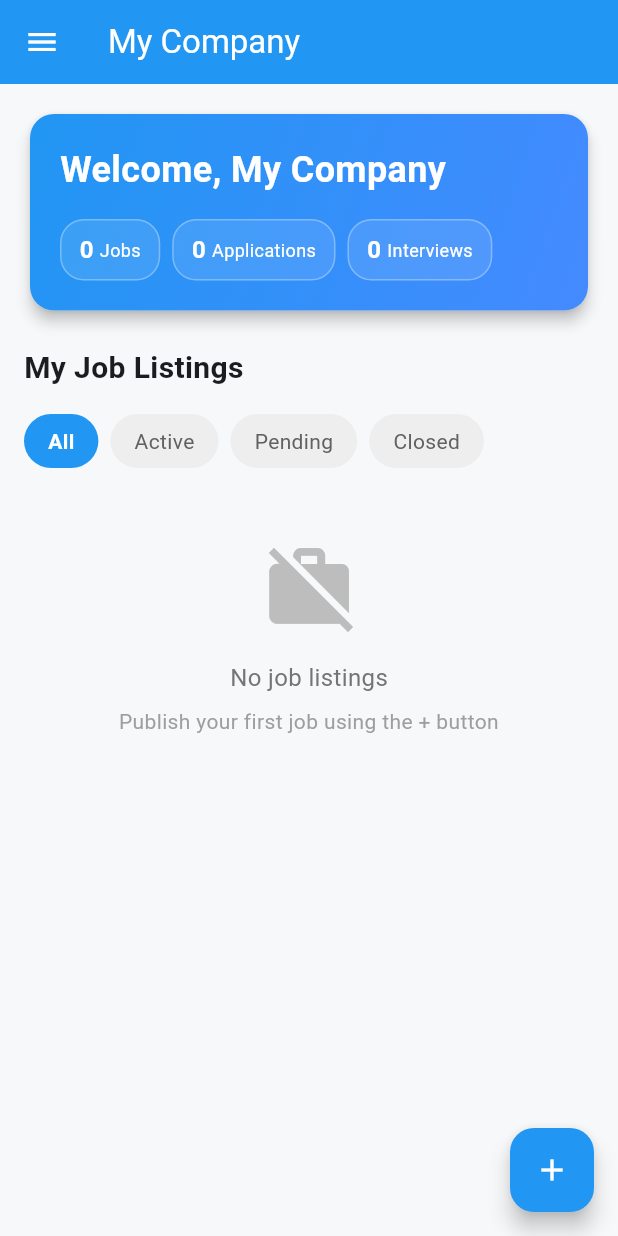
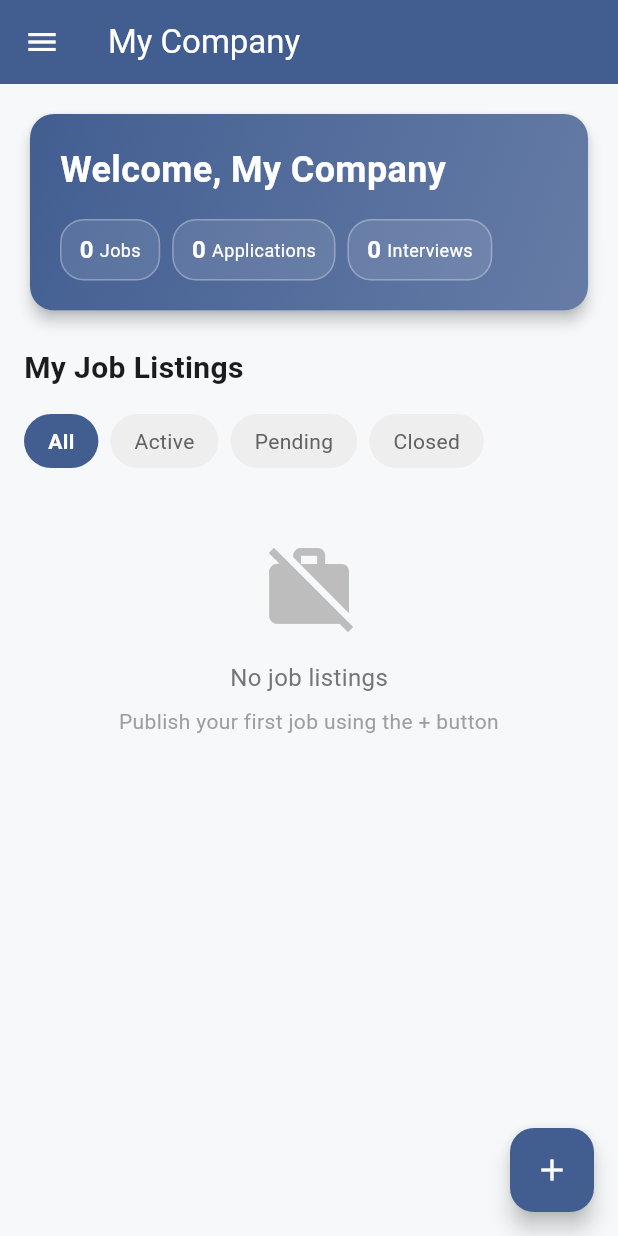
Before and after one commit to francisco3788/bolsa-_trabajo-flutter_proyect_final, a Flutter app: the DashboardCompanyPage screen opened by its route, on a phone screen of 412 x 824 dp. Run offline on Flutter 3.47's test engine with Material 3 defaults, Android fonts, the light colour scheme and no system bars; our stand-ins replace dartz, equatable, file_picker, flutter_dotenv, get, image_picker and 1 more; accounts and stored records are empty.

Commit message:
cambio de color dasboar

```diff
--- a/lib/features/jobs/presentation/pages/dashboard_empresa_page.dart
+++ b/lib/features/jobs/presentation/pages/dashboard_empresa_page.dart
@@ -18,14 +18,14 @@ class DashboardCompanyPage extends StatelessWidget {
   return Scaffold(
     appBar: AppBar(
       title: const Text(JobsTexts.companyAppBarTitle),
-      backgroundColor: Colors.blue,
+      backgroundColor: Theme.of(context).colorScheme.primary,
       foregroundColor: Colors.white,
       elevation: 0,
     ),
       drawer: _buildDrawer(context),
       floatingActionButton: FloatingActionButton(
         onPressed: () => controller.goToCreateJob(),
-        backgroundColor: Colors.blue,
+        backgroundColor: Theme.of(context).colorScheme.primary,
         child: const Icon(Icons.add, color: Colors.white),
       ),
       body: RefreshIndicator(
@@ -53,9 +53,9 @@ class DashboardCompanyPage extends StatelessWidget {
       child: ListView(
         padding: EdgeInsets.zero,
         children: [
-          const DrawerHeader(
+          DrawerHeader(
             decoration: BoxDecoration(
-              color: Colors.blue,
+              color: Theme.of(context).colorScheme.primary,
             ),
             child: Column(
               crossAxisAlignment: CrossAxisAlignment.start,
@@ -67,7 +67,7 @@ class DashboardCompanyPage extends StatelessWidget {
                   size: 40,
                 ),
                 SizedBox(height: 8),
-                Text(
+                const Text(
                   JobsTexts.companyPanel,
                   style: TextStyle(
                     color: Colors.white,
@@ -142,8 +142,11 @@ class DashboardCompanyPage extends StatelessWidget {
           padding: const EdgeInsets.all(20),
           decoration: BoxDecoration(
             borderRadius: BorderRadius.circular(16),
-            gradient: const LinearGradient(
-              colors: [Colors.blue, Colors.blueAccent],
+            gradient: LinearGradient(
+              colors: [
+                Theme.of(Get.context!).colorScheme.primary,
+                Theme.of(Get.context!).colorScheme.primary.withOpacity(0.8),
+              ],
               begin: Alignment.topLeft,
               end: Alignment.bottomRight,
             ),
@@ -237,7 +240,7 @@ class DashboardCompanyPage extends StatelessWidget {
         child: Container(
           padding: const EdgeInsets.symmetric(horizontal: 16, vertical: 8),
           decoration: BoxDecoration(
-            color: isSelected ? Colors.blue : Colors.grey[200],
+            color: isSelected ? Theme.of(Get.context!).colorScheme.primary : Colors.grey[200],
             borderRadius: BorderRadius.circular(20),
           ),
           child: Text(
@@ -395,7 +398,7 @@ class DashboardCompanyPage extends StatelessWidget {
                   Container(
                     padding: const EdgeInsets.symmetric(horizontal: 8, vertical: 4),
                     decoration: BoxDecoration(
-                      color: _getStatusColor(job.status).withValues(alpha: 0.1),
+                      color: _getStatusColor(job.status).withOpacity(0.1),
                       borderRadius: BorderRadius.circular(12),
                     ),
                     child: Text(
@@ -438,14 +441,14 @@ class DashboardCompanyPage extends StatelessWidget {
                     return Container(
                       padding: const EdgeInsets.symmetric(horizontal: 8, vertical: 4),
                       decoration: BoxDecoration(
-                        color: const Color(0xFF3A5A92).withOpacity(0.10),
+                        color: Theme.of(Get.context!).colorScheme.primary.withOpacity(0.10),
                         borderRadius: BorderRadius.circular(12),
                       ),
                       child: Text(
                         skill,
-                        style: const TextStyle(
+                        style: TextStyle(
                           fontSize: 10,
-                          color: Color(0xFF3A5A92),
+                          color: Theme.of(Get.context!).colorScheme.primary,
                         ),
                       ),
                     );
```
